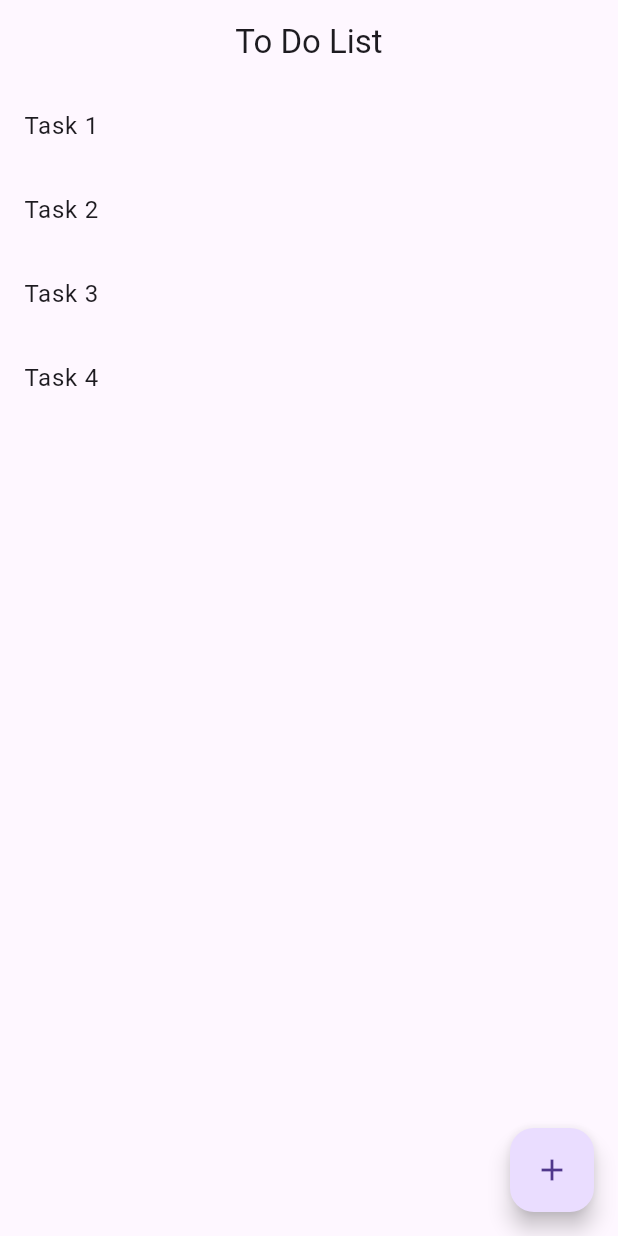
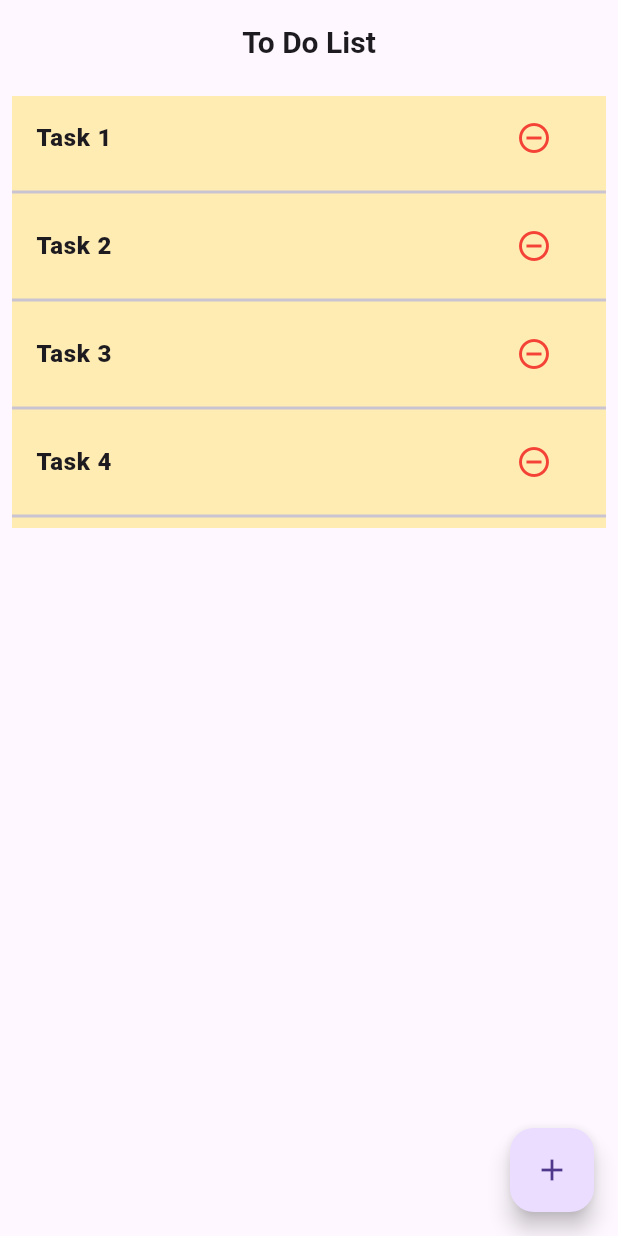
Before and after one commit to apikmeister/todolist_app, a Flutter app: the screen it shows after launch, on a phone screen of 412 x 824 dp. Run offline on Flutter 3.47's test engine with Material 3 defaults, Android fonts, the phone set to English and light mode, and no system bars.

Commit message:
UI Enhancement

```diff
--- a/lib/main.dart
+++ b/lib/main.dart
@@ -1,17 +1,20 @@
 /*
 Author: Muhammad Afiq
 Date: 19 Nov 2023
-Purpose: To create a simple To-Do List app by applyiing showDialogBox widget and ListView.builder
+Purpose: To create a simple To-Do List app by applying showDialogBox widget and ListView.builder
 */
-
-import 'dart:ffi';
 
 import 'package:flutter/material.dart';
 
-void main() => runApp(MaterialApp(home: MyMainPage()));
+void main() => runApp(MaterialApp(
+    home: MyMainPage(),
+    theme: ThemeData(
+      primarySwatch: Colors.purple,
+      splashColor: Colors.amber,
+    )));
 
 class MyMainPage extends StatefulWidget {
-  const MyMainPage({super.key});
+  const MyMainPage({Key? key}) : super(key: key);
 
   @override
   State<MyMainPage> createState() => _MyMainPageState();
@@ -38,7 +41,13 @@ class _MyMainPageState extends State<MyMainPage> {
                 onPressed: () {
                   Navigator.of(context).pop();
                 },
-                child: const Text("Cancel"),
+                child: const Text(
+                  "Cancel",
+                  style: TextStyle(color: Colors.white),
+                ),
+                style: TextButton.styleFrom(
+                  backgroundColor: Colors.red,
+                ),
               ),
               TextButton(
                 onPressed: () {
@@ -47,7 +56,13 @@ class _MyMainPageState extends State<MyMainPage> {
                   });
                   Navigator.of(context).pop();
                 },
-                child: const Text("Submit"),
+                child: const Text(
+                  "Submit",
+                  style: TextStyle(color: Colors.white),
+                ),
+                style: TextButton.styleFrom(
+                  backgroundColor: Colors.green,
+                ),
               ),
             ],
           );
@@ -58,23 +73,54 @@ class _MyMainPageState extends State<MyMainPage> {
   Widget build(BuildContext context) {
     return Scaffold(
         appBar: AppBar(
-          title: Text('To Do List'),
+          title: Text(
+            'To Do List',
+            style: TextStyle(
+              fontSize: 20.0,
+              fontWeight: FontWeight.bold,
+            ),
+          ),
           centerTitle: true,
         ),
-        body: ListView.builder(
+        body: Padding(
+          padding: const EdgeInsets.all(8.0),
+          child: ListView.builder(
               itemCount: _todoRecords.length,
               itemBuilder: (context, index) {
                 final toDo = _todoRecords[index];
 
-              return ListTile(
-                title: Text(toDo),
-                onTap: () {
+                return Container(
+                  color: Colors.amber[100],
+                  child: Column(
+                    children: [
+                      ListTile(
+                        title: Text(
+                          toDo,
+                          style: TextStyle(
+                            fontSize: 16.0,
+                            fontWeight: FontWeight.w900,
+                          ),
+                        ),
+                        trailing: IconButton(
+                          icon: Icon(
+                            Icons.remove_circle_outline,
+                            color: Colors.red,
+                          ),
+                          onPressed: () {
                             setState(() {
                               _todoRecords.removeAt(index);
                             });
                           },
+                        ),
+                      ),
+                      Divider(
+                        thickness: 2.0,
+                      ),
+                    ],
+                  ),
                 );
               }),
+        ),
         floatingActionButton: FloatingActionButton(
           child: Icon(Icons.add),
           onPressed: _adddingToDO,
```
Lines whose indentation alone changed are shown as unchanged.
